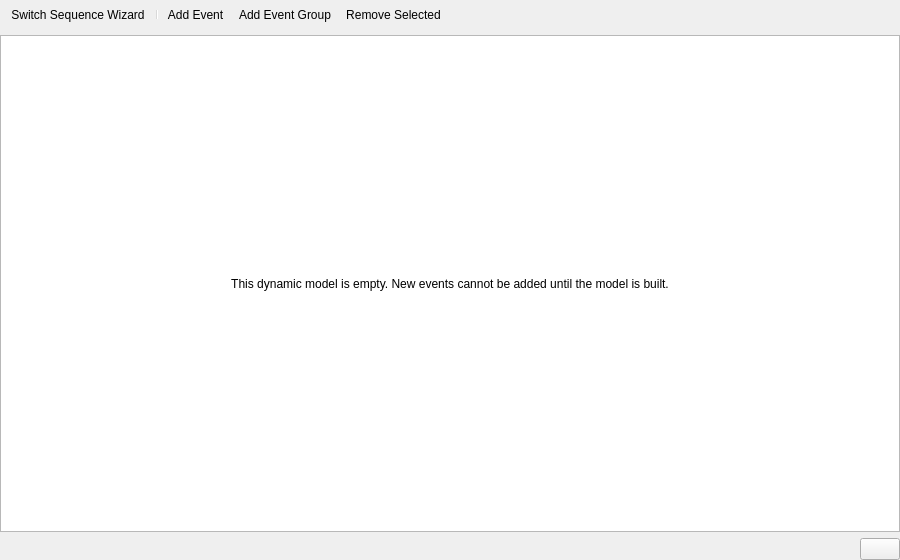
Qt form src/VeraGrid/Gui/DynamicModelEditor/Events/dynamic_events_page_ui.ui (SanPen/VeraGrid) before a commit.
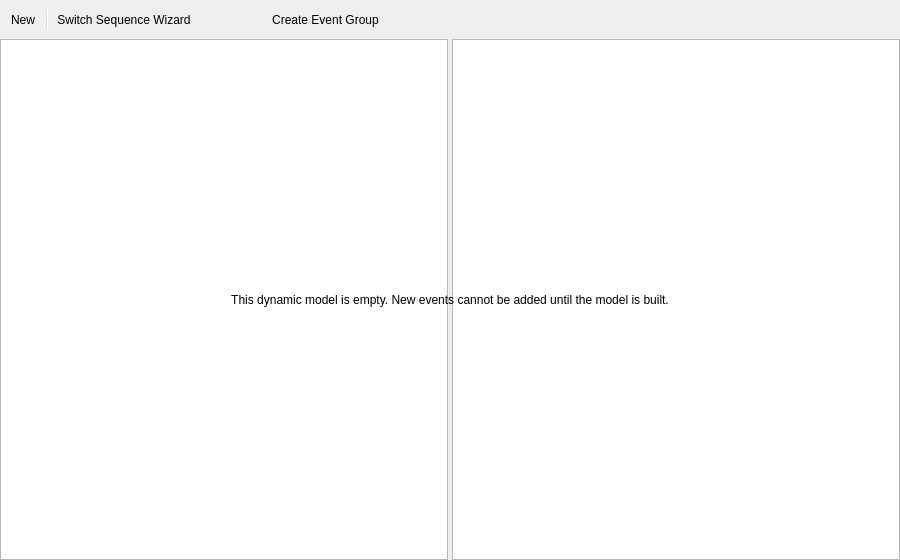
The same form after that commit. Icons and pictures are not drawn.

Diff of the .ui file:
```diff
--- a/src/VeraGrid/Gui/DynamicModelEditor/Events/dynamic_events_page_ui.ui
+++ b/src/VeraGrid/Gui/DynamicModelEditor/Events/dynamic_events_page_ui.ui
@@ -14,6 +14,9 @@
    <string>Dynamic Events</string>
   </property>
   <layout class="QVBoxLayout" name="mainLayout">
+   <property name="spacing">
+    <number>0</number>
+   </property>
    <property name="leftMargin">
     <number>0</number>
    </property>
@@ -31,17 +34,24 @@
      <property name="movable">
       <bool>false</bool>
      </property>
+     <property name="iconSize">
+      <size>
+       <width>24</width>
+       <height>24</height>
+      </size>
+     </property>
      <property name="toolButtonStyle">
       <enum>Qt::ToolButtonStyle::ToolButtonTextBesideIcon</enum>
      </property>
      <property name="floatable">
       <bool>false</bool>
      </property>
-     <addaction name="actionSwitchSequence"/>
+     <addaction name="actionClearDeviceEvents"/>
      <addaction name="separator"/>
+     <addaction name="actionSwitchSequence"/>
      <addaction name="actionAddEvent"/>
-     <addaction name="actionNewGroup"/>
      <addaction name="actionRemove"/>
+     <addaction name="actionNewGroup"/>
     </widget>
    </item>
    <item>
@@ -63,10 +73,19 @@
        <number>0</number>
       </property>
       <item row="0" column="0">
+       <widget class="QSplitter" name="eventsSplitter">
+       <property name="orientation">
+        <enum>Qt::Orientation::Horizontal</enum>
+       </property>
+        <widget class="QTreeView" name="eventGroupsTreeView">
+         <property name="minimumSize">
+          <size>
+           <width>220</width>
+           <height>0</height>
+          </size>
+         </property>
+        </widget>
        <widget class="QTableView" name="eventsTableView">
-        <property name="alternatingRowColors">
-         <bool>true</bool>
-        </property>
         <property name="selectionMode">
          <enum>QAbstractItemView::SelectionMode::SingleSelection</enum>
         </property>
@@ -74,6 +93,7 @@
          <enum>QAbstractItemView::SelectionBehavior::SelectRows</enum>
         </property>
        </widget>
+       </widget>
       </item>
       <item row="0" column="0">
        <widget class="QLabel" name="emptyModelMessage">
@@ -91,38 +111,40 @@
      </layout>
     </widget>
    </item>
-   <item>
-    <layout class="QHBoxLayout" name="saveLayout">
-     <item>
-      <spacer name="saveSpacer">
-       <property name="orientation">
-        <enum>Qt::Orientation::Horizontal</enum>
-       </property>
-       <property name="sizeHint" stdset="0">
-        <size>
-         <width>40</width>
-         <height>20</height>
-        </size>
-       </property>
-      </spacer>
-     </item>
-     <item>
-      <widget class="QPushButton" name="saveButton">
+  </layout>
+  <action name="actionClearDeviceEvents">
+   <property name="priority">
+    <enum>QAction::Priority::LowPriority</enum>
+   </property>
+   <property name="icon">
+    <iconset resource="../../Icons/icons.qrc">
+     <normaloff>:/Icons/icons/new.png</normaloff>:/Icons/icons/new.png</iconset>
+   </property>
+   <property name="text">
+    <string>New</string>
+   </property>
        <property name="toolTip">
-        <string>Save events</string>
-       </property>
-       <property name="text">
-        <string/>
+    <string>Delete all events of this simulation mode from the current device</string>
+   </property>
+  </action>
+  <action name="actionSave">
+   <property name="priority">
+    <enum>QAction::Priority::LowPriority</enum>
        </property>
        <property name="icon">
         <iconset resource="../../Icons/icons.qrc">
-         <normaloff>:/Icons/icons/accept.png</normaloff>:/Icons/icons/accept.png</iconset>
-       </property>
-      </widget>
-     </item>
-    </layout>
-   </item>
-  </layout>
+     <normaloff>:/Icons/icons/savec.png</normaloff>:/Icons/icons/savec.png</iconset>
+   </property>
+   <property name="text">
+    <string>Save</string>
+   </property>
+   <property name="toolTip">
+    <string>Save event changes</string>
+   </property>
+   <property name="shortcut">
+    <string>Ctrl+S</string>
+   </property>
+  </action>
   <action name="actionSwitchSequence">
    <property name="text">
     <string>Switch Sequence Wizard</string>
@@ -137,7 +159,7 @@
      <normaloff>:/Icons/icons/plus.png</normaloff>:/Icons/icons/plus.png</iconset>
    </property>
    <property name="text">
-    <string>Add Event</string>
+    <string/>
    </property>
    <property name="toolTip">
     <string>Add an event to the selected event group</string>
@@ -149,7 +171,7 @@
      <normaloff>:/Icons/icons/minus.png</normaloff>:/Icons/icons/minus.png</iconset>
    </property>
    <property name="text">
-    <string>Remove Selected</string>
+    <string/>
    </property>
    <property name="toolTip">
     <string>Remove the selected event or event group</string>
@@ -161,7 +183,7 @@
      <normaloff>:/Icons/icons/plus.png</normaloff>:/Icons/icons/plus.png</iconset>
    </property>
    <property name="text">
-    <string>Add Event Group</string>
+    <string>Create Event Group</string>
    </property>
    <property name="toolTip">
     <string>Create an event group for this simulation mode</string>
```
Left out of the diff: 6 changed lines with no effect on the pictures. Lines whose indentation alone changed are shown as unchanged.
